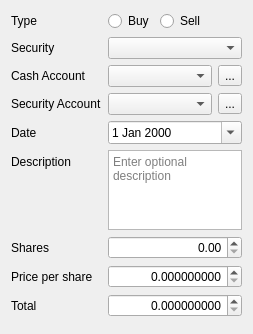
Old version of the form src/views/ui_files/dialogs/security_transaction_dialog.ui in the repository JakubFranek/Kapytal.
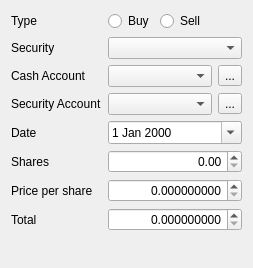
New version of the form.

Commit message: Implement Description completion into all dialogs

What changed in the file:
```diff
--- a/src/views/ui_files/dialogs/security_transaction_dialog.ui
+++ b/src/views/ui_files/dialogs/security_transaction_dialog.ui
@@ -10,7 +10,7 @@
     <x>0</x>
     <y>0</y>
     <width>248</width>
-    <height>334</height>
+    <height>268</height>
    </rect>
   </property>
   <property name="sizePolicy">
@@ -149,78 +149,13 @@
       </widget>
      </item>
      <item row="5" column="0">
-      <layout class="QVBoxLayout" name="descriptionLabelVerticalLayout">
-       <item>
-        <spacer name="descriptionLabelTopVerticalSpacer">
-         <property name="orientation">
-          <enum>Qt::Vertical</enum>
-         </property>
-         <property name="sizeType">
-          <enum>QSizePolicy::Fixed</enum>
-         </property>
-         <property name="sizeHint" stdset="0">
-          <size>
-           <width>20</width>
-           <height>5</height>
-          </size>
-         </property>
-        </spacer>
-       </item>
-       <item>
-        <widget class="QLabel" name="descriptionLabel">
-         <property name="text">
-          <string>Description</string>
-         </property>
-        </widget>
-       </item>
-       <item>
-        <spacer name="descriptionLabelBottomVerticalSpacer">
-         <property name="orientation">
-          <enum>Qt::Vertical</enum>
-         </property>
-         <property name="sizeType">
-          <enum>QSizePolicy::MinimumExpanding</enum>
-         </property>
-         <property name="sizeHint" stdset="0">
-          <size>
-           <width>20</width>
-           <height>25</height>
-          </size>
-         </property>
-        </spacer>
-       </item>
-      </layout>
-     </item>
-     <item row="5" column="1">
-      <widget class="QPlainTextEdit" name="descriptionPlainTextEdit">
-       <property name="sizePolicy">
-        <sizepolicy hsizetype="Expanding" vsizetype="Preferred">
-         <horstretch>0</horstretch>
-         <verstretch>0</verstretch>
-        </sizepolicy>
-       </property>
-       <property name="minimumSize">
-        <size>
-         <width>0</width>
-         <height>30</height>
-        </size>
-       </property>
-       <property name="tabChangesFocus">
-        <bool>true</bool>
-       </property>
-       <property name="placeholderText">
-        <string>Enter optional description</string>
-       </property>
-      </widget>
-     </item>
-     <item row="6" column="0">
       <widget class="QLabel" name="sharesLabel">
        <property name="text">
         <string>Shares</string>
        </property>
       </widget>
      </item>
-     <item row="6" column="1">
+     <item row="5" column="1">
       <widget class="QDoubleSpinBox" name="sharesDoubleSpinBox">
        <property name="alignment">
         <set>Qt::AlignRight|Qt::AlignTrailing|Qt::AlignVCenter</set>
@@ -233,14 +168,14 @@
        </property>
       </widget>
      </item>
-     <item row="7" column="0">
+     <item row="6" column="0">
       <widget class="QLabel" name="priceLabel">
        <property name="text">
         <string>Price per share</string>
        </property>
       </widget>
      </item>
-     <item row="7" column="1">
+     <item row="6" column="1">
       <widget class="QDoubleSpinBox" name="priceDoubleSpinBox">
        <property name="alignment">
         <set>Qt::AlignRight|Qt::AlignTrailing|Qt::AlignVCenter</set>
@@ -256,14 +191,14 @@
        </property>
       </widget>
      </item>
-     <item row="8" column="0">
+     <item row="7" column="0">
       <widget class="QLabel" name="totalLabel">
        <property name="text">
         <string>Total</string>
        </property>
       </widget>
      </item>
-     <item row="8" column="1">
+     <item row="7" column="1">
       <widget class="QDoubleSpinBox" name="totalDoubleSpinBox">
        <property name="enabled">
         <bool>true</bool>
```
Left out of the diff: 1 changed line with no effect on the pictures. The commit also changes 16 other files.
